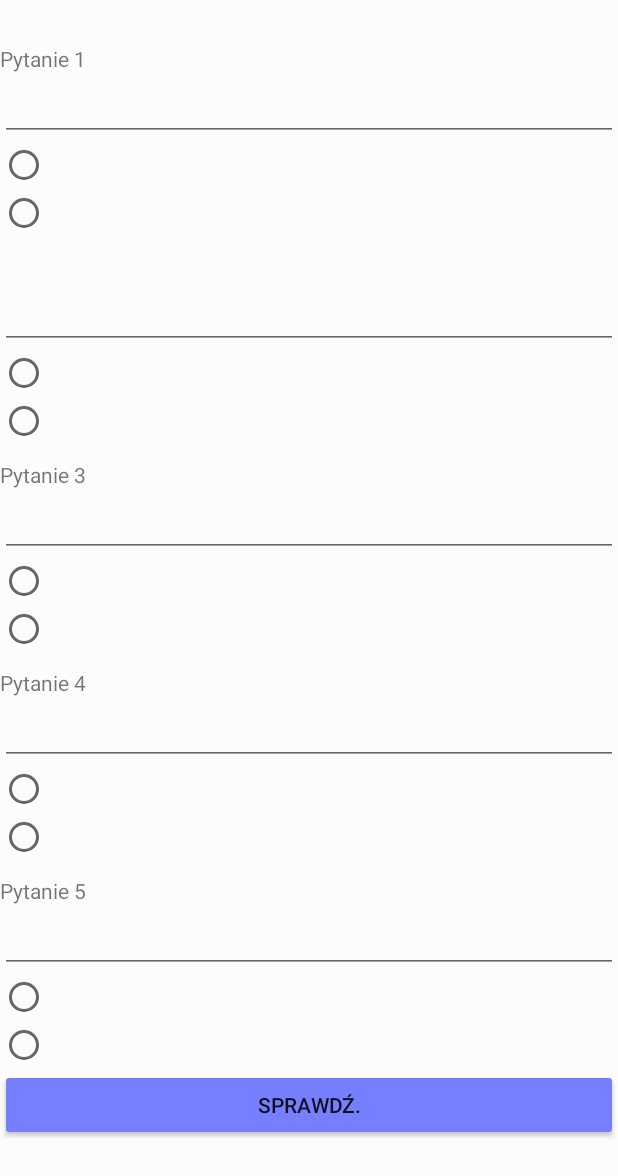
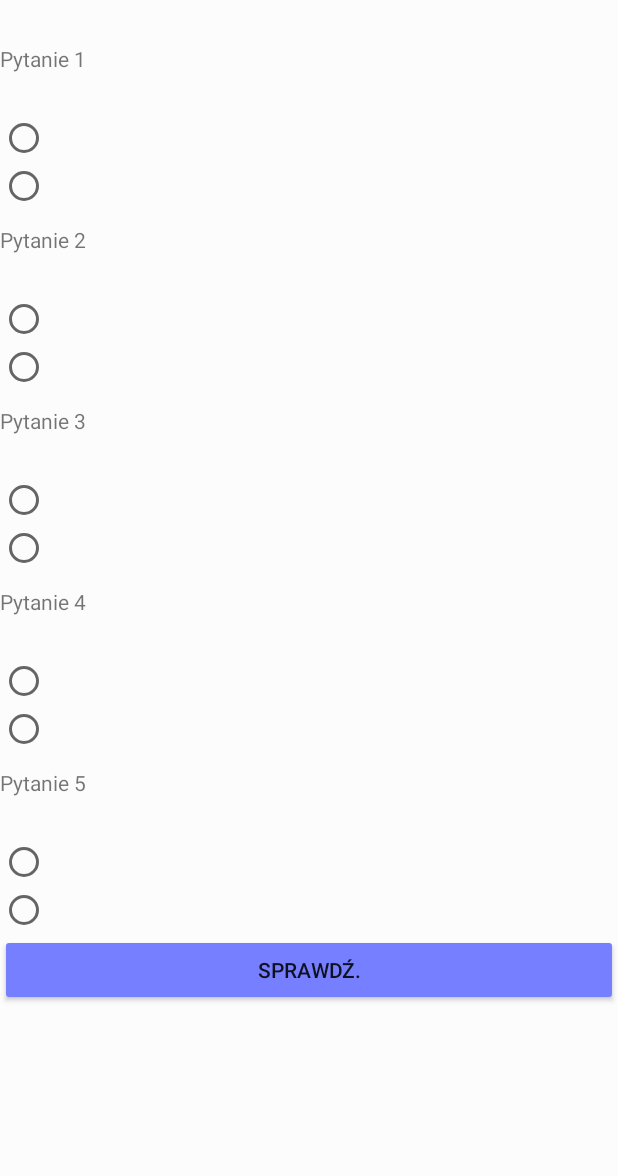
Before and after one commit to Jagi1/QuizApp, an Android app: the PlayQuiz screen opened directly, with no data from a screen before it, on a phone screen of 412 x 824 dp. Shown: the top 1176 px of the screen. Run offline under Robolectric (Android 15) with nearby library versions, the light colour scheme and no system bars; our stand-ins replace Firebase (no records; nobody signed in at launch, a user with empty details on screens opened directly); 15 statements that could not run were skipped.

Commit message:
1. Hotfix bugs.

```diff
--- a/app/src/main/java/pl/com/fireflies/quizapp/DataHolder.java
+++ b/app/src/main/java/pl/com/fireflies/quizapp/DataHolder.java
@@ -52,7 +52,7 @@ public class DataHolder {
 
     // ustawianie zmiennej Bitmap (pobieranie obrazka ze Storage) TODO (raz dziala, a raz nie)
     public static void setAvatarImage() {
-        final long ONE_MEGABYTE = 1024 * 1024;
+        final long ONE_MEGABYTE = 1024 * 1024 * 3;
         final StorageReference refStoragePath = storageReference.child("user")
                 .child(firebaseUser.getUid()).child("avatarImage.jpg");
 
--- a/app/src/main/java/pl/com/fireflies/quizapp/PlayQuiz.java
+++ b/app/src/main/java/pl/com/fireflies/quizapp/PlayQuiz.java
@@ -36,19 +36,19 @@ public class PlayQuiz extends AppCompatActivity {
         namequiz.setText(names);
         final AandQ[] tab = new AandQ[5];
         final AandQ[] aq = new AandQ[1];
-        final EditText question1 = (EditText) findViewById(R.id.questionquiz1);
+        final TextView question1 = (TextView) findViewById(R.id.questionquiz1);
         final RadioButton yodp1 = (RadioButton) findViewById(R.id.yodp1);
         final RadioButton nodp1 = (RadioButton) findViewById(R.id.nodp1);
-        final EditText question2 = (EditText) findViewById(R.id.questionquiz2);
+        final TextView question2 = (TextView) findViewById(R.id.questionquiz2);
         final RadioButton yodp2 = (RadioButton) findViewById(R.id.yodp2);
         final RadioButton nodp2 = (RadioButton) findViewById(R.id.nodp2);
-        final EditText question3 = (EditText) findViewById(R.id.questionquiz3);
+        final TextView question3 = (TextView) findViewById(R.id.questionquiz3);
         final RadioButton yodp3 = (RadioButton) findViewById(R.id.yodp3);
         final RadioButton nodp3 = (RadioButton) findViewById(R.id.nodp3);
-        final EditText question4 = (EditText) findViewById(R.id.questionquiz4);
+        final TextView question4 = (TextView) findViewById(R.id.questionquiz4);
         final RadioButton yodp4 = (RadioButton) findViewById(R.id.yodp4);
         final RadioButton nodp4 = (RadioButton) findViewById(R.id.nodp4);
-        final EditText question5 = (EditText) findViewById(R.id.questionquiz5);
+        final TextView question5 = (TextView) findViewById(R.id.questionquiz5);
         final RadioButton yodp5 = (RadioButton) findViewById(R.id.yodp5);
         final RadioButton nodp5 = (RadioButton) findViewById(R.id.nodp5);
         final Button check = (Button) findViewById(R.id.checkQuiz);
--- a/app/src/main/res/layout/activity_play_quiz.xml
+++ b/app/src/main/res/layout/activity_play_quiz.xml
@@ -17,9 +17,12 @@
 
             <TextView
                 android:id="@+id/nameQuiz"
-                android:layout_width="match_parent"
+                android:layout_width="wrap_content"
                 android:layout_height="wrap_content"
-                android:text="Quiz" />
+                android:text="Quiz"
+                android:textStyle="bold"
+                app:layout_constraintStart_toStartOf="parent"
+                app:layout_constraintEnd_toEndOf="parent"/>
 
             <TextView
                 android:id="@+id/textView78"
@@ -29,61 +32,70 @@
                 android:text="Pytanie 1"
                 app:layout_constraintTop_toBottomOf="@id/nameQuiz"/>
 
-            <EditText
+            <TextView
                 android:id="@+id/questionquiz1"
                 android:layout_width="match_parent"
                 android:layout_height="wrap_content"
                 android:ems="10"
-                android:inputType="textPersonName"
+                android:textColor="@color/colorMaterialGreen"
+                android:textSize="20sp"
                 android:focusable="false"
                 android:visibility="visible"
                 app:layout_constraintTop_toBottomOf="@id/textView78"/>
 
+            <RadioGroup
+                android:id="@+id/radio_group1"
+                android:layout_width="wrap_content"
+                android:layout_height="wrap_content"
+                app:layout_constraintTop_toBottomOf="@id/questionquiz1">
                 <RadioButton
                     android:id="@+id/yodp1"
                     android:layout_width="match_parent"
                     android:layout_height="wrap_content"
-                android:text=""
-                app:layout_constraintTop_toBottomOf="@id/questionquiz1"/>
-
+                    android:text=""/>
                 <RadioButton
                     android:id="@+id/nodp1"
                     android:layout_width="match_parent"
                     android:layout_height="wrap_content"
-                android:text=""
-                app:layout_constraintTop_toBottomOf="@id/yodp1"/>
+                    android:text=""/>
+            </RadioGroup>
+
 
             <TextView
                 android:id="@+id/textView71"
                 android:layout_width="match_parent"
                 android:layout_height="wrap_content"
                 android:layout_marginTop="10dp"
-                android:text=""
-                app:layout_constraintTop_toBottomOf="@id/nodp1"/>
+                android:text="Pytanie 2"
+                app:layout_constraintTop_toBottomOf="@id/radio_group1"/>
 
-            <EditText
+            <TextView
                 android:id="@+id/questionquiz2"
                 android:layout_width="match_parent"
                 android:layout_height="wrap_content"
                 android:ems="10"
-                android:inputType="textPersonName"
+                android:textColor="@color/colorMaterialGreen"
+                android:textSize="20sp"
                 android:focusable="false"
                 android:visibility="visible"
                 app:layout_constraintTop_toBottomOf="@id/textView71"/>
 
+            <RadioGroup
+                android:id="@+id/radio_group2"
+                android:layout_width="wrap_content"
+                android:layout_height="wrap_content"
+                app:layout_constraintTop_toBottomOf="@id/questionquiz2">
                 <RadioButton
                     android:id="@+id/nodp2"
                     android:layout_width="match_parent"
                     android:layout_height="wrap_content"
-                android:text=""
-                app:layout_constraintTop_toBottomOf="@id/questionquiz2"/>
-
+                    android:text=""/>
                 <RadioButton
                     android:id="@+id/yodp2"
                     android:layout_width="match_parent"
                     android:layout_height="wrap_content"
-                android:text=""
-                app:layout_constraintTop_toBottomOf="@id/nodp2"/>
+                    android:text=""/>
+            </RadioGroup>
 
             <TextView
                 android:id="@+id/textView72"
@@ -91,31 +103,36 @@
                 android:layout_height="wrap_content"
                 android:layout_marginTop="10dp"
                 android:text="Pytanie 3"
-                app:layout_constraintTop_toBottomOf="@id/yodp2"/>
+                app:layout_constraintTop_toBottomOf="@id/radio_group2"/>
 
-            <EditText
+            <TextView
                 android:id="@+id/questionquiz3"
                 android:layout_width="match_parent"
                 android:layout_height="wrap_content"
                 android:ems="10"
-                android:inputType="textPersonName"
+                android:textColor="@color/colorMaterialGreen"
+                android:textSize="20sp"
                 android:focusable="false"
                 android:visibility="visible"
                 app:layout_constraintTop_toBottomOf="@id/textView72"/>
 
+            <RadioGroup
+                android:id="@+id/radio_group3"
+                android:layout_width="wrap_content"
+                android:layout_height="wrap_content"
+                app:layout_constraintTop_toBottomOf="@id/questionquiz3">
                 <RadioButton
                     android:id="@+id/yodp3"
                     android:layout_width="match_parent"
                     android:layout_height="wrap_content"
-                android:text=""
-                app:layout_constraintTop_toBottomOf="@id/questionquiz3"/>
-
+                    android:text=""/>
                 <RadioButton
                     android:id="@+id/nodp3"
                     android:layout_width="match_parent"
                     android:layout_height="wrap_content"
-                android:text=""
-                app:layout_constraintTop_toBottomOf="@id/yodp3"/>
+                    android:text=""/>
+            </RadioGroup>
+
 
             <TextView
                 android:id="@+id/textView73"
@@ -123,31 +140,35 @@
                 android:layout_height="wrap_content"
                 android:layout_marginTop="10dp"
                 android:text="Pytanie 4"
-                app:layout_constraintTop_toBottomOf="@id/nodp3"/>
+                app:layout_constraintTop_toBottomOf="@id/radio_group3"/>
 
-            <EditText
+            <TextView
                 android:id="@+id/questionquiz4"
                 android:layout_width="match_parent"
                 android:layout_height="wrap_content"
                 android:ems="10"
-                android:inputType="textPersonName"
+                android:textColor="@color/colorMaterialGreen"
+                android:textSize="20sp"
                 android:focusable="false"
                 android:visibility="visible"
                 app:layout_constraintTop_toBottomOf="@id/textView73"/>
 
+            <RadioGroup
+                android:id="@+id/radio_group4"
+                android:layout_width="wrap_content"
+                android:layout_height="wrap_content"
+                app:layout_constraintTop_toBottomOf="@id/questionquiz4">
                 <RadioButton
                     android:id="@+id/nodp4"
                     android:layout_width="match_parent"
                     android:layout_height="wrap_content"
-                android:text=""
-                app:layout_constraintTop_toBottomOf="@id/questionquiz4"/>
-
+                    android:text=""/>
                 <RadioButton
                     android:id="@+id/yodp4"
                     android:layout_width="match_parent"
                     android:layout_height="wrap_content"
-                android:text=""
-                app:layout_constraintTop_toBottomOf="@id/nodp4"/>
+                    android:text=""/>
+            </RadioGroup>
 
             <TextView
                 android:id="@+id/textView74"
@@ -155,38 +176,42 @@
                 android:layout_height="wrap_content"
                 android:layout_marginTop="10dp"
                 android:text="Pytanie 5"
-                app:layout_constraintTop_toBottomOf="@id/yodp4"/>
+                app:layout_constraintTop_toBottomOf="@id/radio_group4"/>
 
-            <EditText
+            <TextView
                 android:id="@+id/questionquiz5"
                 android:layout_width="match_parent"
                 android:layout_height="wrap_content"
                 android:ems="10"
-                android:inputType="textPersonName"
+                android:textColor="@color/colorMaterialGreen"
+                android:textSize="20sp"
                 android:focusable="false"
                 android:visibility="visible"
                 app:layout_constraintTop_toBottomOf="@id/textView74"/>
 
+            <RadioGroup
+                android:id="@+id/radio_group5"
+                android:layout_width="wrap_content"
+                android:layout_height="wrap_content"
+                app:layout_constraintTop_toBottomOf="@id/questionquiz5">
                 <RadioButton
                     android:id="@+id/nodp5"
                     android:layout_width="match_parent"
                     android:layout_height="wrap_content"
-                android:text=""
-                app:layout_constraintTop_toBottomOf="@id/questionquiz5"/>
-
+                    android:text=""/>
                 <RadioButton
                     android:id="@+id/yodp5"
                     android:layout_width="match_parent"
                     android:layout_height="wrap_content"
-                android:text=""
-                app:layout_constraintTop_toBottomOf="@id/nodp5"/>
+                    android:text=""/>
+            </RadioGroup>
 
             <Button
                 android:id="@+id/checkQuiz"
                 android:layout_width="match_parent"
                 android:layout_height="wrap_content"
                 android:text="Sprawdź."
-                app:layout_constraintTop_toBottomOf="@id/yodp5"/>
+                app:layout_constraintTop_toBottomOf="@id/radio_group5"/>
 
         </android.support.constraint.ConstraintLayout>
     </ScrollView>
```
Lines whose indentation alone changed are shown as unchanged.
